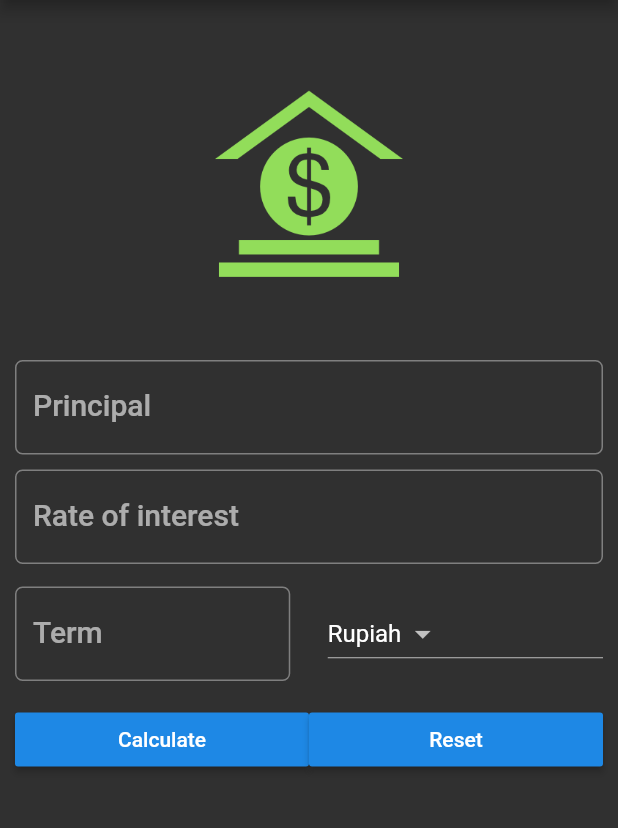
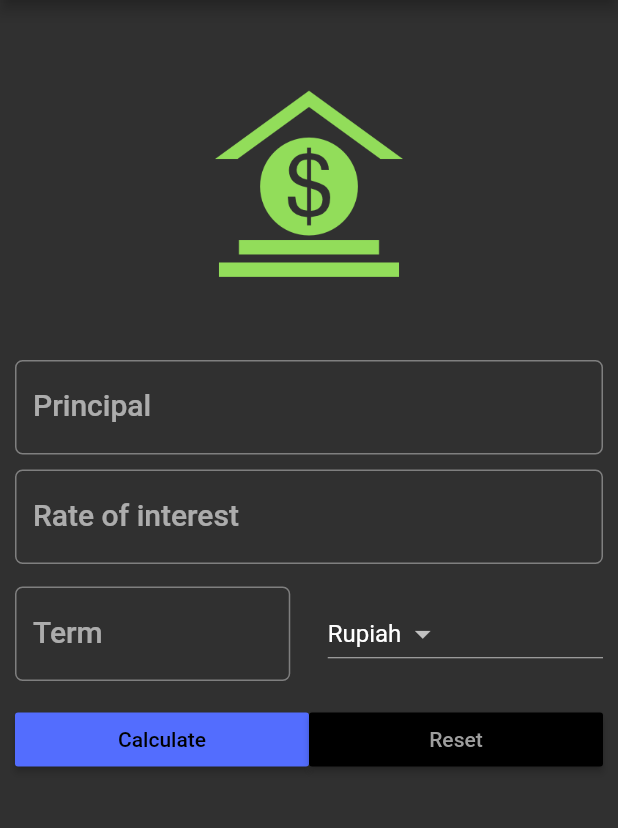
Before and after one commit to erikrios/simple-interest-calculator-app, a Flutter app: the screen it shows after launch, on a phone screen of 412 x 824 dp, the part 84-912 px from its top. Run offline on Flutter 3.47's test engine with Material 2 defaults, Android fonts, the phone set to English and light mode, and no system bars.

Commit message:
Change button colors

```diff
--- a/lib/main.dart
+++ b/lib/main.dart
@@ -95,11 +95,15 @@ class _SimpleInterestCalculatorState extends State<SimpleInterestCalculator> {
                 Expanded(
                   child: _getRaisedButton(
                     buttonText: 'Calculate',
+                    color: Theme.of(context).accentColor,
+                    textColor: Theme.of(context).primaryColorDark,
                   ),
                 ),
                 Expanded(
                   child: _getRaisedButton(
                     buttonText: 'Reset',
+                    color: Theme.of(context).primaryColorDark,
+                    textColor: Theme.of(context).primaryColorLight,
                   ),
                 ),
               ],
@@ -164,7 +168,8 @@ class _SimpleInterestCalculatorState extends State<SimpleInterestCalculator> {
     );
   }
 
-  Widget _getRaisedButton({String buttonText = 'Button'}) {
+  Widget _getRaisedButton(
+      {String buttonText = 'Button', Color color, Color textColor}) {
     return Padding(
       padding: EdgeInsets.only(
         top: _minimumPadding,
@@ -173,6 +178,8 @@ class _SimpleInterestCalculatorState extends State<SimpleInterestCalculator> {
       child: RaisedButton(
         child: Text(buttonText),
         onPressed: () {},
+        color: color,
+        textColor: textColor,
       ),
     );
   }
```
